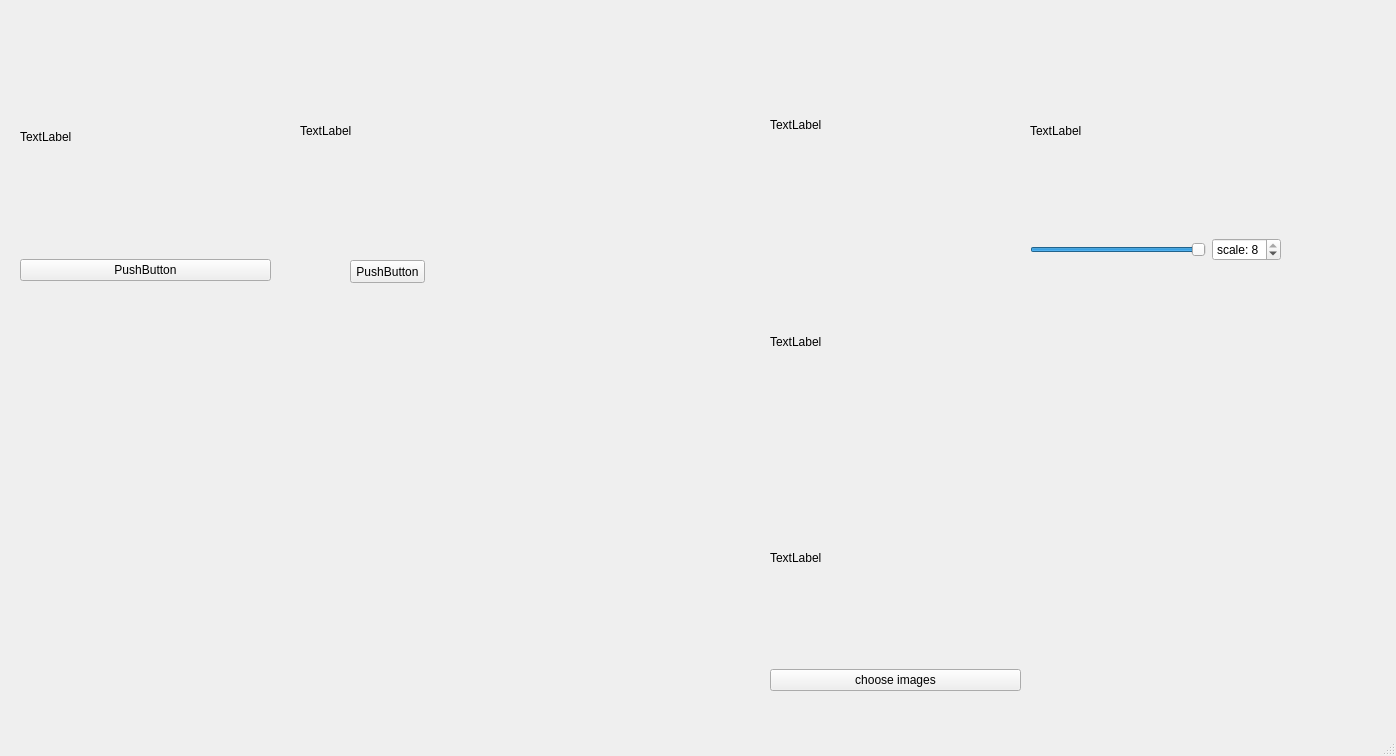
s2137127/image_process_6, file main.ui: the form before one commit.
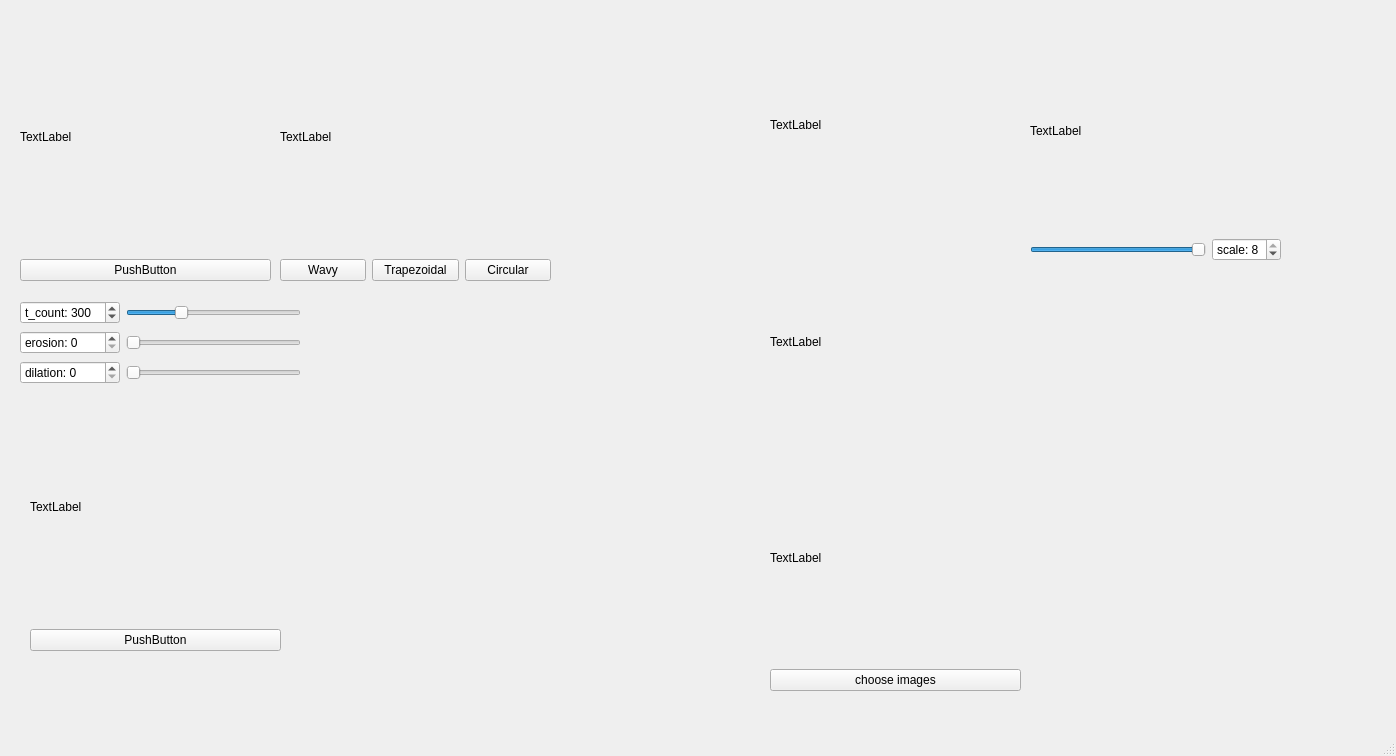
The form after the commit.

What changed in the file:
```diff
--- a/main.ui
+++ b/main.ui
@@ -14,32 +14,6 @@
    <string>MainWindow</string>
   </property>
   <widget class="QWidget" name="centralwidget">
-   <widget class="QLabel" name="label_geo">
-    <property name="geometry">
-     <rect>
-      <x>300</x>
-      <y>30</y>
-      <width>201</width>
-      <height>201</height>
-     </rect>
-    </property>
-    <property name="text">
-     <string>TextLabel</string>
-    </property>
-   </widget>
-   <widget class="QPushButton" name="pushButton_trans">
-    <property name="geometry">
-     <rect>
-      <x>350</x>
-      <y>260</y>
-      <width>75</width>
-      <height>23</height>
-     </rect>
-    </property>
-    <property name="text">
-     <string>PushButton</string>
-    </property>
-   </widget>
    <widget class="QWidget" name="layoutWidget_2">
     <property name="geometry">
      <rect>
@@ -164,6 +138,166 @@
      </item>
     </layout>
    </widget>
+   <widget class="QWidget" name="layoutWidget_3">
+    <property name="geometry">
+     <rect>
+      <x>30</x>
+      <y>390</y>
+      <width>251</width>
+      <height>261</height>
+     </rect>
+    </property>
+    <layout class="QVBoxLayout" name="verticalLayout_2">
+     <item>
+      <widget class="QLabel" name="label_edge">
+       <property name="text">
+        <string>TextLabel</string>
+       </property>
+      </widget>
+     </item>
+     <item>
+      <widget class="QPushButton" name="pushButton_edge">
+       <property name="text">
+        <string>PushButton</string>
+       </property>
+      </widget>
+     </item>
+    </layout>
+   </widget>
+   <widget class="QWidget" name="">
+    <property name="geometry">
+     <rect>
+      <x>280</x>
+      <y>20</y>
+      <width>271</width>
+      <height>261</height>
+     </rect>
+    </property>
+    <layout class="QVBoxLayout" name="verticalLayout_5" stretch="9,1">
+     <item>
+      <widget class="QLabel" name="label_geo">
+       <property name="text">
+        <string>TextLabel</string>
+       </property>
+      </widget>
+     </item>
+     <item>
+      <layout class="QHBoxLayout" name="horizontalLayout_2">
+       <item>
+        <widget class="QPushButton" name="pushButton_Wavy">
+         <property name="text">
+          <string>Wavy</string>
+         </property>
+        </widget>
+       </item>
+       <item>
+        <widget class="QPushButton" name="pushButton_Trapezoidal">
+         <property name="text">
+          <string>Trapezoidal</string>
+         </property>
+        </widget>
+       </item>
+       <item>
+        <widget class="QPushButton" name="pushButton_Circular">
+         <property name="text">
+          <string>Circular</string>
+         </property>
+        </widget>
+       </item>
+      </layout>
+     </item>
+    </layout>
+   </widget>
+   <widget class="QWidget" name="">
+    <property name="geometry">
+     <rect>
+      <x>20</x>
+      <y>300</y>
+      <width>281</width>
+      <height>86</height>
+     </rect>
+    </property>
+    <layout class="QVBoxLayout" name="verticalLayout_6">
+     <item>
+      <layout class="QHBoxLayout" name="horizontalLayout_3" stretch="4,7">
+       <item>
+        <widget class="QSpinBox" name="spinBox_2">
+         <property name="prefix">
+          <string>t_count: </string>
+         </property>
+         <property name="maximum">
+          <number>1000</number>
+         </property>
+         <property name="value">
+          <number>300</number>
+         </property>
+        </widget>
+       </item>
+       <item>
+        <widget class="QSlider" name="horizontalSlider_tcount">
+         <property name="maximum">
+          <number>1000</number>
+         </property>
+         <property name="singleStep">
+          <number>5</number>
+         </property>
+         <property name="pageStep">
+          <number>10</number>
+         </property>
+         <property name="value">
+          <number>300</number>
+         </property>
+         <property name="orientation">
+          <enum>Qt::Horizontal</enum>
+         </property>
+        </widget>
+       </item>
+      </layout>
+     </item>
+     <item>
+      <layout class="QHBoxLayout" name="horizontalLayout_4" stretch="4,7">
+       <item>
+        <widget class="QSpinBox" name="spinBox_3">
+         <property name="prefix">
+          <string>erosion: </string>
+         </property>
+        </widget>
+       </item>
+       <item>
+        <widget class="QSlider" name="horizontalSlider_erosion">
+         <property name="pageStep">
+          <number>1</number>
+         </property>
+         <property name="orientation">
+          <enum>Qt::Horizontal</enum>
+         </property>
+        </widget>
+       </item>
+      </layout>
+     </item>
+     <item>
+      <layout class="QHBoxLayout" name="horizontalLayout_5" stretch="4,7">
+       <item>
+        <widget class="QSpinBox" name="spinBox_4">
+         <property name="prefix">
+          <string>dilation: </string>
+         </property>
+        </widget>
+       </item>
+       <item>
+        <widget class="QSlider" name="horizontalSlider_dilation">
+         <property name="pageStep">
+          <number>1</number>
+         </property>
+         <property name="orientation">
+          <enum>Qt::Horizontal</enum>
+         </property>
+        </widget>
+       </item>
+      </layout>
+     </item>
+    </layout>
+   </widget>
   </widget>
   <widget class="QMenuBar" name="menubar">
    <property name="geometry">
```
Left out of the diff: 96 changed lines with no effect on the pictures.
